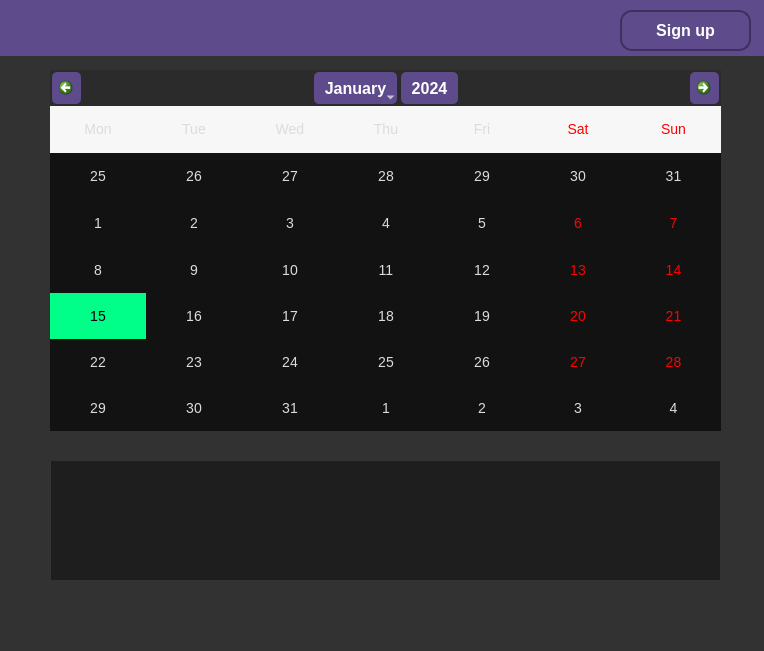
Qt form pyqt/task.ui (abdrhmnva/task-manager) before a commit.
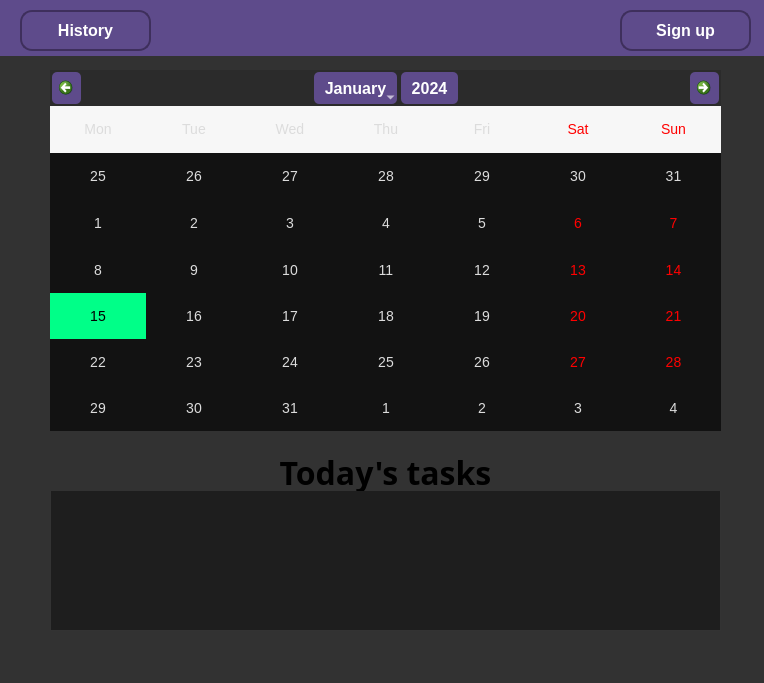
The same form after that commit.

What changed in the file:
```diff
--- a/pyqt/task.ui
+++ b/pyqt/task.ui
@@ -7,7 +7,7 @@
     <x>0</x>
     <y>0</y>
     <width>764</width>
-    <height>651</height>
+    <height>683</height>
    </rect>
   </property>
   <property name="minimumSize">
@@ -161,9 +161,9 @@
     <property name="geometry">
      <rect>
       <x>50</x>
-      <y>460</y>
+      <y>490</y>
       <width>671</width>
-      <height>121</height>
+      <height>141</height>
      </rect>
     </property>
     <property name="styleSheet">
@@ -197,10 +197,72 @@
 </string>
     </property>
    </widget>
+   <widget class="QPushButton" name="pushButton_6">
+    <property name="geometry">
+     <rect>
+      <x>20</x>
+      <y>10</y>
+      <width>131</width>
+      <height>41</height>
+     </rect>
+    </property>
+    <property name="cursor">
+     <cursorShape>PointingHandCursor</cursorShape>
+    </property>
+    <property name="styleSheet">
+     <string notr="true">QPushButton {
+    background-color: #5e4b8b;
+    color: white;
+    border: 2px solid #3e2f5c; /* &lt;–– добавлена граница */
+    border-radius: 12px;
+    padding: 8px 20px;
+    font-size: 16px;
+    font-weight: bold;
+}
+
+QPushButton:hover {
+    background-color: #7a62b3;
+    border-color: #5a4691; /* можно поменять цвет при наведении */
+}
+
+QPushButton:pressed {
+    background-color: #483370;
+    border-color: #2f214f; /* можно поменять цвет при нажатии */
+}
+</string>
+    </property>
+    <property name="text">
+     <string>History</string>
+    </property>
+   </widget>
+   <widget class="QLabel" name="label_2">
+    <property name="geometry">
+     <rect>
+      <x>50</x>
+      <y>450</y>
+      <width>671</width>
+      <height>41</height>
+     </rect>
+    </property>
+    <property name="font">
+     <font>
+      <family>Avenir Next</family>
+      <pointsize>20</pointsize>
+     </font>
+    </property>
+    <property name="text">
+     <string>&lt;html&gt;&lt;head/&gt;&lt;body&gt;&lt;p&gt;&lt;span style=&quot; font-size:24pt; font-weight:700;&quot;&gt;Today's    tasks&lt;/span&gt;&lt;/p&gt;&lt;/body&gt;&lt;/html&gt;</string>
+    </property>
+    <property name="alignment">
+     <set>Qt::AlignCenter</set>
+    </property>
+   </widget>
    <zorder>label</zorder>
    <zorder>calendarWidget_2</zorder>
    <zorder>pushButton_5</zorder>
    <zorder>tableWidget</zorder>
+   <zorder>pushButton_6</zorder>
+   <zorder>label_2</zorder>
   </widget>
   <widget class="QMenuBar" name="menubar">
    <property name="geometry">
```
